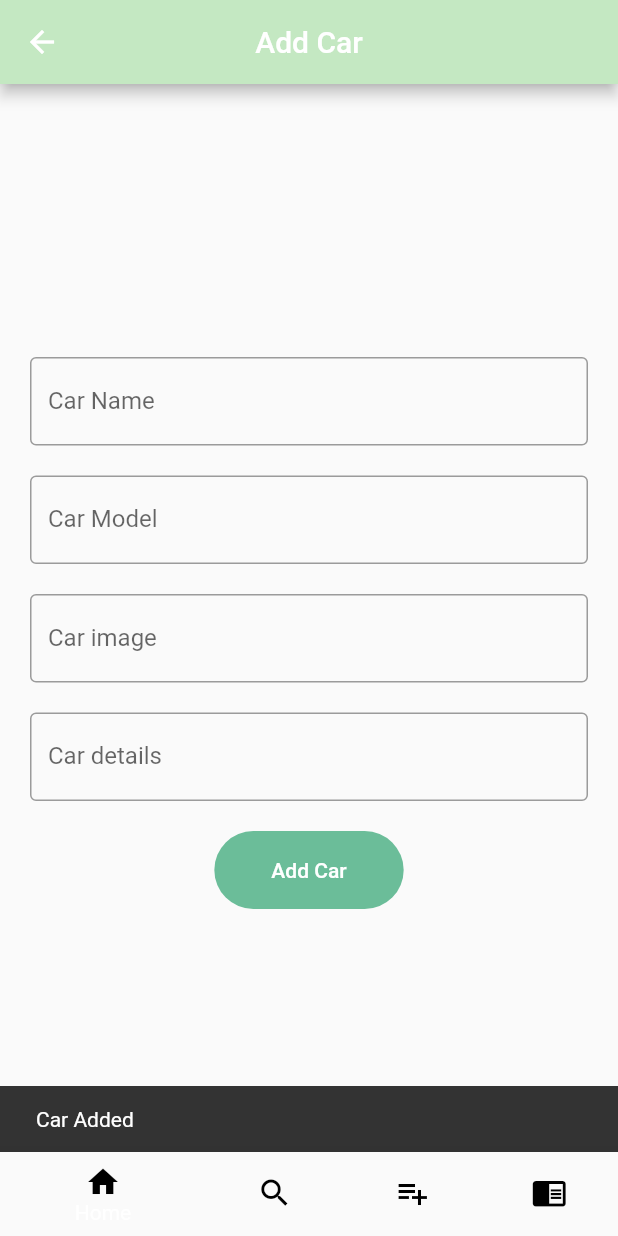
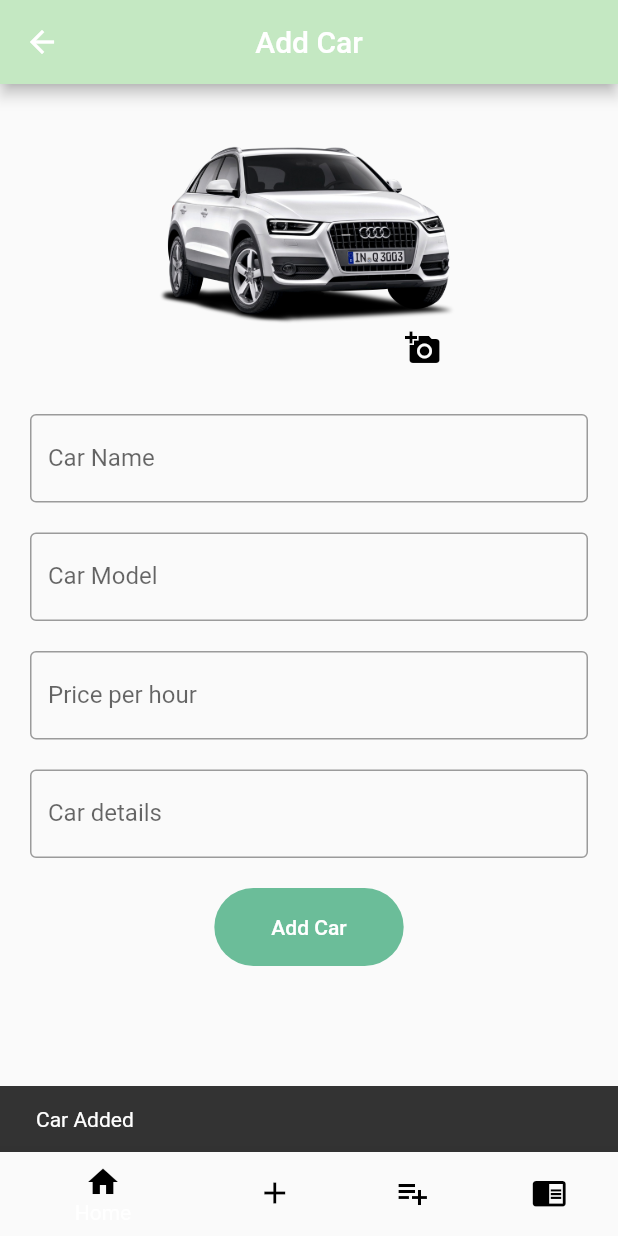
Before and after one commit to Miskat-UL/Car_rental_app, a Flutter app: the Root screen opened directly, item 2 of the bottom bar chosen, after a tap on "Add Car", on a phone screen of 412 x 824 dp. Run offline on Flutter 3.47's test engine with Material 2 defaults, Android fonts, the phone set to English and light mode, and no system bars; our stand-ins replace carousel_slider, cloud_firestore, device_info_plus, firebase_auth, firebase_core, firebase_storage and 4 more; accounts and stored records are empty; network calls fail.

Commit message:
auth error solve

```diff
--- a/lib/database/database.dart
+++ b/lib/database/database.dart
@@ -35,13 +35,13 @@ class CarsDatabse {
     );
   }
 
-  Future<Cars> create(Cars car) async {
-    final db = await instance.database;
-    // final id = await db
-    //     .rawInsert('INSERT INTO table_name ($columns) VALUES ($values)');
-    final id = await db.insert(tableName, car.toJson());
-    return car.copy(id: id);
-  }
+  // Future<Cars> create(Cars car) async {
+  //   final db = await instance.database;
+  //   // final id = await db
+  //   //     .rawInsert('INSERT INTO table_name ($columns) VALUES ($values)');
+  //   final id = await db.insert(tableName, car.toJson());
+  //   return car.copy(id: id);
+  // }
 
   Future<List<Cars>> getAll() async {
     final db = await instance.database;
--- a/lib/main.dart
+++ b/lib/main.dart
@@ -1,12 +1,9 @@
 import 'package:car_rental_app/firebase_options.dart';
-
+import 'package:car_rental_app/screens/admin/addCar.dart';
 import 'package:car_rental_app/screens/admin/admin_home.dart';
-import 'package:car_rental_app/screens/user/blog_page.dart';
 import 'package:car_rental_app/screens/user/home.dart';
 import 'package:car_rental_app/screens/authentication/login.dart';
-
 import 'package:car_rental_app/service/auth.dart';
-
 import 'package:cloud_firestore/cloud_firestore.dart';
 import 'package:firebase_auth/firebase_auth.dart';
 import 'package:firebase_core/firebase_core.dart';
@@ -66,6 +63,7 @@ class _RootState extends State<Root> {
         stream: Auth(auth: _auth).user,
         builder: (BuildContext context, AsyncSnapshot<User?> snapshot) {
           if (snapshot.connectionState == ConnectionState.active) {
+
             if (snapshot.data?.uid == null) {
               return Login(auth: _auth);
             }
@@ -78,7 +76,7 @@ class _RootState extends State<Root> {
                   AsyncSnapshot<DocumentSnapshot> snapshot) {
                 if (snapshot.hasData && snapshot.data != null) {
                   final user = snapshot.data!;
-                  print(user['role']);
+                  // print(user['role']);
                   if (user['role'] == 'admin') {
                     return const AdminHome();
                   } else {
--- a/lib/models/cars.dart
+++ b/lib/models/cars.dart
@@ -13,7 +13,7 @@ class CarFields {
 }
 
 class Cars {
-  final int? id;
+  final String? id;
   String name;
   String model;
   String image;
@@ -33,9 +33,18 @@ class Cars {
   //     details: json['details'],
   //   );
   // }
+
+  Map<String, dynamic> toJson() => {
+        'id': id,
+        'name': name,
+        'model': model,
+        'image': image,
+        'details': details,
+      };
+
   static Cars fromJson(Map<String, dynamic> json) {
     return Cars(
-      id: json[CarFields.id] as int?,
+      id: json[CarFields.id] as String?,
       name: json[CarFields.name] as String,
       model: json[CarFields.model] as String,
       image: json[CarFields.image] as String,
@@ -43,18 +52,18 @@ class Cars {
     );
   }
 
-  Map<String, dynamic> toJson() {
-    return {
-      CarFields.id: id,
-      CarFields.name: name,
-      CarFields.model: model,
-      CarFields.image: image,
-      CarFields.details: details,
-    };
-  }
+  // Map<String, dynamic> toJson() {
+  //   return {
+  //     CarFields.id: id,
+  //     CarFields.name: name,
+  //     CarFields.model: model,
+  //     CarFields.image: image,
+  //     CarFields.details: details,
+  //   };
+  // }
 
   Cars copy({
-    int? id,
+    String? id,
     String? name,
     String? model,
     String? image,
--- a/lib/screens/admin/addCar.dart
+++ b/lib/screens/admin/addCar.dart
@@ -1,11 +1,14 @@
+import 'dart:convert';
+import 'dart:typed_data';
+
 import 'package:car_rental_app/database/database.dart';
 import 'package:car_rental_app/models/cars.dart';
-import 'package:car_rental_app/screens/user/carosul_ex.dart';
-import 'package:car_rental_app/screens/user/home.dart';
+import 'package:car_rental_app/service/firebase_database.dart';
+
 import 'package:flutter/material.dart';
-import 'package:flutter/src/widgets/container.dart';
-import 'package:flutter/src/widgets/framework.dart';
-import 'package:sqflite/sqflite.dart';
+import 'package:image_picker/image_picker.dart';
+
+import '../../utils/utilities.dart';
 
 class AddCars extends StatefulWidget {
   const AddCars({super.key});
@@ -15,12 +18,36 @@ class AddCars extends StatefulWidget {
 }
 
 class _AddCarsState extends State<AddCars> {
+  // String? image;
+  Uint8List? imageFile;
+  final ImagePicker _imagePickeer = ImagePicker();
+
+  pickImage(ImageSource source) async {
+    final ImagePicker _imagePicker = ImagePicker();
+    XFile? _file = await _imagePicker.pickImage(source: source);
+    if (_file != null) {
+      return await _file.readAsBytes();
+    }
+    print("no image selected");
+  }
+
+  void pickImageFromGallery() async {
+    Uint8List imgFile = await pickImage(ImageSource.gallery);
+    // String imgString = Utility.base64String(await imageFile!.readAsBytes());
+    setState(() {
+      imageFile = imgFile;
+    });
+  }
+
   final TextEditingController _nameController = TextEditingController();
   final TextEditingController _detailsController = TextEditingController();
   final TextEditingController _imageController = TextEditingController();
   final TextEditingController _modelController = TextEditingController();
   static const snackBarR = SnackBar(
     content: Text('Car Added'),
+  );
+  static const snackBarE = SnackBar(
+    content: Text('Error Occured'),
   );
   @override
   Widget build(BuildContext context) {
@@ -30,11 +57,41 @@ class _AddCarsState extends State<AddCars> {
         centerTitle: true,
         title: const Text("Add Car"),
       ),
-      body: Container(
+      body: SingleChildScrollView(
+        child: Container(
           padding: const EdgeInsets.symmetric(horizontal: 20.0),
           child: Column(
             mainAxisAlignment: MainAxisAlignment.center,
             children: [
+              Stack(
+                children: [
+                  imageFile != null
+                      ? CircleAvatar(
+                          foregroundColor: Colors.black,
+                          // backgroundImage:
+                          //     MemoryImage(Utf8Encoder().convert(image!)),
+                          backgroundImage: MemoryImage(imageFile!),
+                          backgroundColor: Colors.transparent,
+                          // child: Image.asset('assets/1.png'),
+                          radius: 100,
+                        )
+                      : CircleAvatar(
+                          foregroundColor: Colors.black,
+                          backgroundColor: Colors.transparent,
+                          child: Image.asset('assets/1.png'),
+                          radius: 100,
+                        ),
+                  Positioned(
+                    bottom: 0,
+                    right: 0,
+                    child: IconButton(
+                      onPressed: pickImageFromGallery,
+                      icon: const Icon(Icons.add_a_photo),
+                      color: Colors.black,
+                    ),
+                  ),
+                ],
+              ),
               const SizedBox(
                 height: 20,
               ),
@@ -85,7 +142,7 @@ class _AddCarsState extends State<AddCars> {
                       width: 2,
                     ),
                   ),
-                labelText: "Car image",
+                  labelText: "Price per hour",
                   border: OutlineInputBorder(),
                 ),
               ),
@@ -110,7 +167,8 @@ class _AddCarsState extends State<AddCars> {
                 height: 20,
               ),
               Container(
-              padding: const EdgeInsets.symmetric(vertical: 2, horizontal: 30),
+                padding:
+                    const EdgeInsets.symmetric(vertical: 2, horizontal: 30),
                 decoration: BoxDecoration(
                   color: const Color(0XFF6bbd99),
                   borderRadius: BorderRadius.circular(30),
@@ -123,23 +181,31 @@ class _AddCarsState extends State<AddCars> {
                     ),
                   ),
                   onPressed: () async {
-                  await CarsDatabse.instance.create(
-                    Cars(
-                      name: _nameController.text,
-                      model: _modelController.text,
-                      image: _imageController.text,
-                      details: _detailsController.text,
-                    ),
-                    // 'hello',
+                    // await CarsDatabse.instance.create(
+                    //   Cars(
+                    //     name: _nameController.text,
+                    //     model: _modelController.text,
+                    //     image: _imageController.text,
+                    //     details: _detailsController.text,
+                    //   ),
+                    String res = await FirebaseServices().uploadCars(
+                      _nameController.text,
+                      _modelController.text,
+                      imageFile,
+                      _detailsController.text,
                     );
+                    if (res == "success") {
                       ScaffoldMessenger.of(context).showSnackBar(snackBarR);
-
+                    } else {
+                      ScaffoldMessenger.of(context).showSnackBar(snackBarR);
+                    }
                   },
                 ),
               ),
             ],
           ),
         ),
+      ),
     );
   }
 }
--- a/lib/screens/authentication/login.dart
+++ b/lib/screens/authentication/login.dart
@@ -81,6 +81,9 @@ class _LoginState extends State<Login> {
                               //     .pushReplacement(MaterialPageRoute(
                               //   builder: (_) => MyHomePage(auth: widget.auth),
                               // ));
+                            }else{
+                              ScaffoldMessenger.of(context)
+                                  .showSnackBar(SnackBar(content: Text(res)));
                             }
                           },
                           child: const Text(
--- a/lib/screens/user/carosul_ex.dart
+++ b/lib/screens/user/carosul_ex.dart
@@ -3,6 +3,7 @@ import 'package:car_rental_app/models/cars.dart';
 import 'package:car_rental_app/screens/user/home.dart';
 import 'package:car_rental_app/screens/user/singleCar.dart';
 import 'package:car_rental_app/service/auth.dart';
+import 'package:cloud_firestore/cloud_firestore.dart';
 import 'package:firebase_auth/firebase_auth.dart';
 import 'package:flutter/material.dart';
 import 'package:carousel_slider/carousel_slider.dart';
@@ -48,26 +49,26 @@ class _CarouselWithIndicatorState extends State<CarouselWithIndicatorDemo> {
     setState(() => isWaiting = false);
   }
 
-  List categoryList = [
-    Cars(
-        id: 1,
-        name: 'Homelander',
-        model: 'Cruser',
-        image: 'assets/1.png',
-        details: 'white'),
-    Cars(
-        id: 1,
-        name: 'Homelander',
-        model: 'Cruser',
-        image: 'assets/2.png',
-        details: 'black'),
-    Cars(
-        id: 1,
-        name: 'Homelander',
-        model: 'Cruser',
-        image: 'assets/1.png',
-        details: 'gold'),
-  ];
+  // List categoryList = [
+  //   Cars(
+  //       id: 1,
+  //       name: 'Homelander',
+  //       model: 'Cruser',
+  //       image: 'assets/1.png',
+  //       details: 'white'),
+  //   Cars(
+  //       id: 1,
+  //       name: 'Homelander',
+  //       model: 'Cruser',
+  //       image: 'assets/2.png',
+  //       details: 'black'),
+  //   Cars(
+  //       id: 1,
+  //       name: 'Homelander',
+  //       model: 'Cruser',
+  //       image: 'assets/1.png',
+  //       details: 'gold'),
+  // ];
   @override
   Widget build(BuildContext context) {
     final List<Widget> imageSliders = imgList
@@ -114,7 +115,7 @@ class _CarouselWithIndicatorState extends State<CarouselWithIndicatorDemo> {
         .toList();
 
     return Scaffold(
-      backgroundColor: Color(0XFFc4e8c2),
+      backgroundColor: const Color(0XFFc4e8c2),
       body: SafeArea(
         child: SingleChildScrollView(
           child: Column(
@@ -137,7 +138,7 @@ class _CarouselWithIndicatorState extends State<CarouselWithIndicatorDemo> {
                           onPressed: () async {
                             await Auth(auth: _auth).signOut();
                           },
-                          icon: const Icon(Icons.add),
+                          icon: const Icon(Icons.logout),
                         ),
                       ],
                     ),
@@ -145,7 +146,7 @@ class _CarouselWithIndicatorState extends State<CarouselWithIndicatorDemo> {
                 ),
               ),
               Container(
-                padding: EdgeInsets.only(top: 30),
+                padding: const EdgeInsets.only(top: 30),
                 decoration: const BoxDecoration(
                   color: Colors.white,
                   borderRadius: BorderRadius.only(
@@ -236,7 +237,7 @@ class _CarouselWithIndicatorState extends State<CarouselWithIndicatorDemo> {
               ),
               Container(
                 width: 340,
-                padding: EdgeInsets.symmetric(horizontal: 20),
+                padding: const EdgeInsets.symmetric(horizontal: 20),
                 decoration: const BoxDecoration(
                   color: Color(0xFF6bbd99),
                   borderRadius: BorderRadius.all(Radius.circular(20)),
@@ -317,12 +318,22 @@ class _CarouselWithIndicatorState extends State<CarouselWithIndicatorDemo> {
               //     ],
               //   ),
               // ),
-              isWaiting
-                  ? Center(child: CircularProgressIndicator())
-                  : Container(
+              SizedBox(
                   height: 250,
-                      child: ListView.builder(
-                          itemCount: cars!.length,
+                  child: StreamBuilder(
+                    stream: FirebaseFirestore.instance
+                        .collection('cars')
+                        .snapshots(),
+                    builder: (context,
+                        AsyncSnapshot<QuerySnapshot<Map<String, dynamic>>>
+                            snapshot) {
+                      if (snapshot.connectionState == ConnectionState.waiting) {
+                        return Center(
+                          child: CircularProgressIndicator(),
+                        );
+                      }
+                      return ListView.builder(
+                        itemCount: snapshot.data!.docs.length,
                         scrollDirection: Axis.horizontal,
                         itemBuilder: (context, index) {
                           return GestureDetector(
@@ -330,18 +341,25 @@ class _CarouselWithIndicatorState extends State<CarouselWithIndicatorDemo> {
                               Navigator.push(
                                 context,
                                 MaterialPageRoute(
-                                        builder: (context) =>
-                                            SingleCar(cars: cars![index])));
+                                  builder: (context) => SingleCar(
+                                      cars: snapshot.data!.docs[index].data()),
+                                ),
+                              );
                             },
                             child: SingleCars(
-                                name: cars![index].name,
-                                picture: cars![index].image,
-                                title: cars![index].model,
+                              name: snapshot.data!.docs[index]['name'],
+                              picture: snapshot.data!.docs[index]['image'],
+                              title: snapshot.data!.docs[index]['model'],
                             ),
                           );
-                          }),
+                        },
+                      );
+                    },
+                  )),
+              TextButton(
+                onPressed: () async {},
+                child: Icon(Icons.add),
               ),
-              TextButton(onPressed: () async {}, child: Icon(Icons.add)),
             ],
           ),
         ),
@@ -402,7 +420,13 @@ class SingleCars extends StatelessWidget {
             Container(
               margin: const EdgeInsets.only(top: 10),
               padding: const EdgeInsets.symmetric(horizontal: 15),
-              child: Hero(tag: "carHero", child: Image.asset(picture)),
+              height: 100,
+              child: Hero(
+                  tag: "carHero",
+                  child: Image.network(
+                    picture,
+                    fit: BoxFit.fill,
+                  )),
             ),
             const SizedBox(
               height: 5,
--- a/lib/screens/user/home.dart
+++ b/lib/screens/user/home.dart
@@ -1,11 +1,10 @@
 import 'package:car_rental_app/constants/country.dart';
 import 'package:car_rental_app/screens/admin/addCar.dart';
 import 'package:car_rental_app/screens/user/blog_page.dart';
-import 'package:car_rental_app/screens/user/builde.dart';
 import 'package:car_rental_app/screens/user/carosul_ex.dart';
-import 'package:car_rental_app/screens/user/singleCar.dart';
+
 import 'package:firebase_auth/firebase_auth.dart';
-import 'package:firebase_core/firebase_core.dart';
+
 import 'package:flutter/material.dart';
 
 class MyHomePage extends StatefulWidget {
@@ -21,7 +20,6 @@ class _MyHomePageState extends State<MyHomePage> {
 
   @override
   void initState() {
-    // TODO: implement initState
     super.initState();
     _pageController = PageController();
   }
@@ -39,19 +37,16 @@ class _MyHomePageState extends State<MyHomePage> {
   @override
   Widget build(BuildContext context) {
     return Scaffold(
-      // appBar: AppBar(
-      //   title: Text("j"),
-      // ),
       body: PageView(
-        children: [
-          CarouselWithIndicatorDemo(),
-          AddCars(),
-          BlogUi(),
-          CountryPicker(),
-        ],
         physics: const NeverScrollableScrollPhysics(),
         controller: _pageController,
         onPageChanged: onPageChanged,
+        children: [
+          CarouselWithIndicatorDemo(),
+          const AddCars(),
+          const BlogUi(),
+          CountryPicker(),
+        ],
       ),
       bottomNavigationBar: BottomNavigationBar(
         backgroundColor: const Color(0XFFc4e8c2),
@@ -64,7 +59,7 @@ class _MyHomePageState extends State<MyHomePage> {
             label: 'Home',
           ),
           BottomNavigationBarItem(
-            icon: Icon(Icons.search, color: Colors.black),
+            icon: Icon(Icons.add, color: Colors.black),
             label: 'Search',
           ),
           BottomNavigationBarItem(
--- /dev/null
+++ b/lib/service/firebase_database.dart
@@ -0,0 +1,31 @@
+import 'dart:typed_data';
+
+import 'package:car_rental_app/models/cars.dart';
+import 'package:car_rental_app/service/storage.dart';
+import 'package:uuid/uuid.dart';
+import 'package:cloud_firestore/cloud_firestore.dart';
+
+class FirebaseServices {
+  final FirebaseFirestore _firestore = FirebaseFirestore.instance;
+
+  Future<String> uploadCars(
+    String name,
+    String model,
+    Uint8List? image,
+    String details,
+  ) async {
+    String res = 'Error';
+    try {
+      String photoUrl = await Storage().uploadImage("cars", image!, true);
+      String carsId = const Uuid().v1();
+      Cars cars =
+          Cars(name: name, model: model, image: photoUrl, details: details);
+
+      _firestore.collection('cars').doc(carsId).set(cars.toJson());
+      res = "success";
+      return res;
+    } catch (e) {
+      return e.toString();
+    }
+  }
+}
--- a/lib/service/userHelperDatabase.dart
+++ b/lib/service/userHelperDatabase.dart
@@ -15,6 +15,7 @@ class UserHelper {
       'uid': user!.uid,
       'email': user.email,
       'name': user.displayName,
+      'image':user.photoURL,
       'last_login': user.metadata.lastSignInTime!.millisecondsSinceEpoch,
       'buildNumber': buildNumber,
       'created_at': user.metadata.creationTime!.millisecondsSinceEpoch,
--- a/pubspec.yaml
+++ b/pubspec.yaml
@@ -47,6 +47,8 @@ dependencies:
   image_picker: ^0.8.5+3
   path_provider: ^2.0.11
   csc_picker: ^0.2.6
+  uuid: ^3.0.6
+  firebase_storage: ^10.3.8
 
 dev_dependencies:
   flutter_test:
```
Also changed, not shown: lib/screens/authentication/register.dart (+5 -3 lines), lib/screens/user/singleCar.dart (+8 -8 lines), lib/service/storage.dart (added, +22 -0 lines), pubspec.lock, 1 other file. Lines whose indentation alone changed are shown as unchanged.
